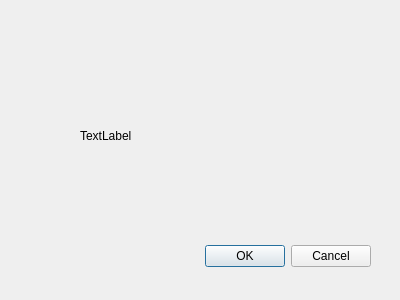
First picture: the form in mincostans.ui, repository Khasehemwy/datastructure, before the edit.
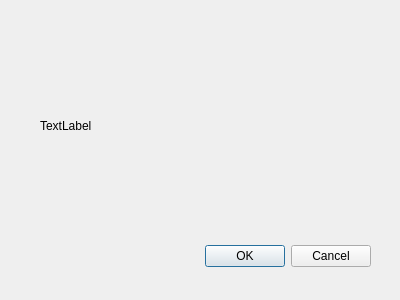
Second picture: the form after the edit.

Commit message: ui:add dist,cost/algorithm:improve transit time

The edit to the form file:
```diff
--- a/mincostans.ui
+++ b/mincostans.ui
@@ -32,10 +32,10 @@
   <widget class="QLabel" name="label">
    <property name="geometry">
     <rect>
-     <x>80</x>
-     <y>130</y>
-     <width>54</width>
-     <height>12</height>
+     <x>40</x>
+     <y>60</y>
+     <width>311</width>
+     <height>131</height>
     </rect>
    </property>
    <property name="text">
```
The commit also changes 5 other files.
